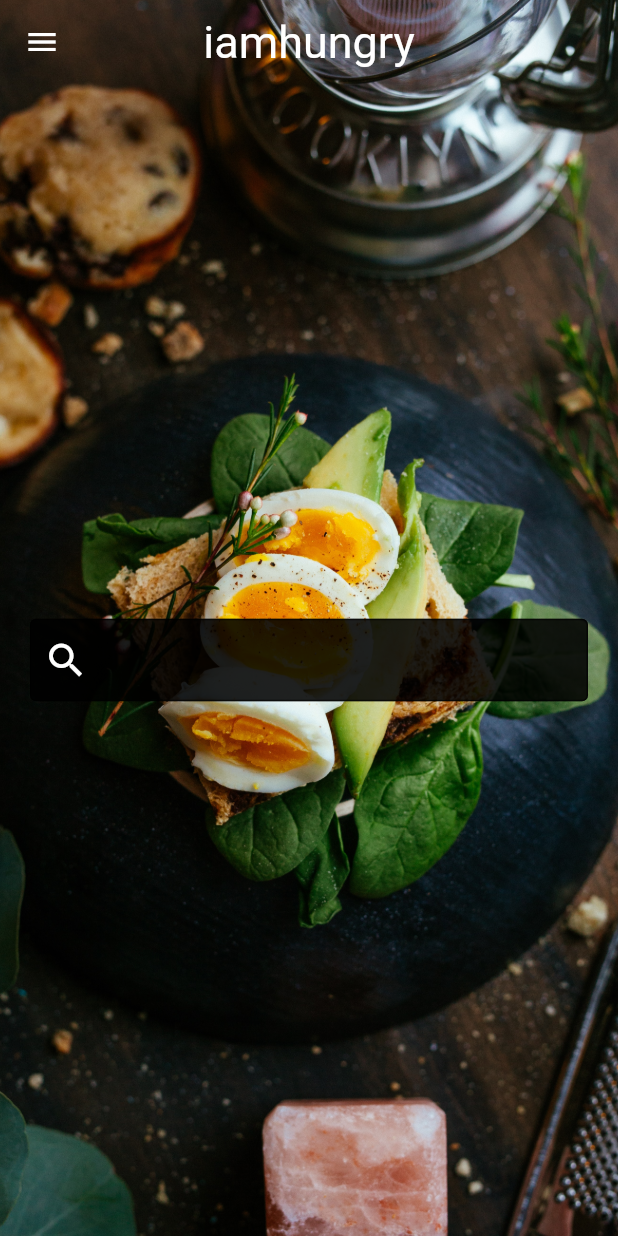
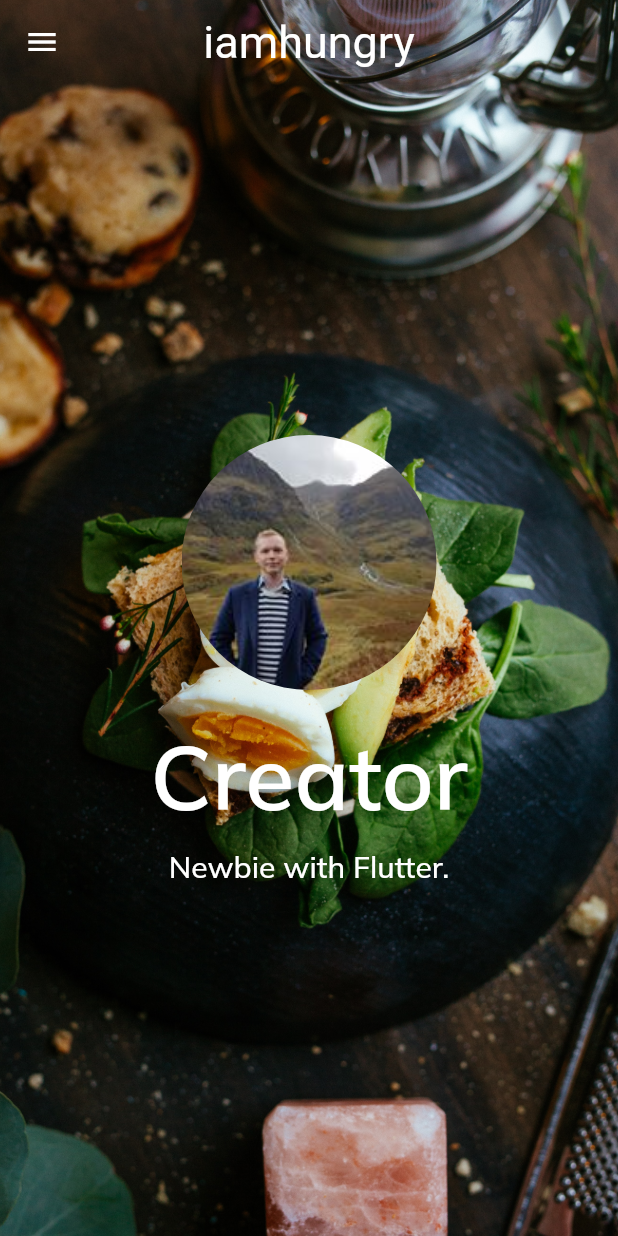
Before and after one commit to robinstrom/iamhungry, a Flutter app: the screen it shows after launch, after a tap on the "menu" icon, on a phone screen of 412 x 824 dp. Run offline on Flutter 3.47's test engine with Material 2 defaults, Android fonts, the phone set to English and light mode, and no system bars; our stand-ins replace google_fonts; Roboto replaces fonts that are missing (Helvetica).

Commit message:
adding about page/route

```diff
--- /dev/null
+++ b/app/lib/AboutWidget.dart
@@ -0,0 +1,94 @@
+import 'package:flutter/material.dart';
+import 'package:flutter/widgets.dart';
+import 'package:google_fonts/google_fonts.dart';
+
+class AboutWidget extends StatefulWidget {
+  @override
+  _AboutWidgetState createState() => _AboutWidgetState();
+}
+
+class _AboutWidgetState extends State<AboutWidget> {
+  @override
+  Widget build(BuildContext context) {
+    return Stack(
+      children: <Widget>[
+        new Container(
+          height: double.infinity,
+          width: double.infinity,
+          decoration: new BoxDecoration(
+            image: new DecorationImage(
+                image: new AssetImage('images/avocado-egg-sandwich.png'),
+                fit: BoxFit.cover),
+          ),
+        ),
+        Scaffold(
+          backgroundColor: Colors.transparent,
+          appBar: new AppBar(
+            leading: IconButton(
+              icon: Icon(Icons.menu),
+              onPressed: () {
+                Navigator.pushNamed(context, "/");
+              },
+            ),
+            title: new Text(
+              'iamhungry',
+              style: TextStyle(
+                  shadows: [
+                    Shadow(
+                      color: Colors.black,
+                      blurRadius: 100.0,
+                    ),
+                  ],
+                  fontSize: 30.0,
+                  fontFamily: 'Helvetica',
+                  fontWeight: FontWeight.w400),
+            ),
+            centerTitle: true,
+            backgroundColor: Colors.transparent,
+            elevation: 0.0,
+          ),
+          body: Column(
+            crossAxisAlignment: CrossAxisAlignment.center,
+            mainAxisAlignment: MainAxisAlignment.center,
+            children: <Widget>[
+              Container(
+                padding: EdgeInsets.only(bottom: 20),
+                child: CircleAvatar(
+                  radius: 85,
+                  backgroundImage: AssetImage('images/profile-pic.jpg'),
+                  backgroundColor: Colors.transparent,
+                ),
+              ),
+              Container(
+                child: Text(
+                  'Creator',
+                style: GoogleFonts.muli(
+                  textStyle: TextStyle(
+                    color: Colors.white),
+                    fontSize: 60,
+                    fontWeight: FontWeight.w600,
+                    ),
+                ),
+              ),
+              Container(
+                padding: EdgeInsets.only(top: 10),
+                child: Text(
+                  'Newbie with Flutter.',
+                style: GoogleFonts.muli(
+                  textStyle: TextStyle(
+                    color: Colors.white),
+                    fontSize: 20,
+                    fontWeight: FontWeight.w500,
+                    ),
+                ),
+              ),
+              Container(
+                width: double.infinity,
+                ),
+            ],
+          ),
+        ),
+      ],
+    );
+  }
+}
--- a/app/lib/HomeWidget.dart
+++ b/app/lib/HomeWidget.dart
@@ -1,6 +1,5 @@
 import 'dart:convert';
 
-import 'package:app/ResultWidget.dart';
 import 'package:flutter/material.dart';
 import 'package:http/http.dart' as http;
 
@@ -28,7 +27,12 @@ class _HomeWidgetState extends State<HomeWidget> {
         Scaffold(
           backgroundColor: Colors.transparent,
           appBar: new AppBar(
-            leading: IconButton(icon: Icon(Icons.menu), onPressed: () {}),
+            leading: IconButton(
+              icon: Icon(Icons.menu),
+              onPressed: () {
+              Navigator.pushNamed(context, "/about");
+            },
+            ),
             title: new Text(
               'iamhungry',
               style: TextStyle(
--- /dev/null
+++ b/app/lib/MyHttpOverrides.dart
@@ -0,0 +1,11 @@
+
+import 'dart:io';
+
+class MyHttpOverrides extends HttpOverrides {
+
+  @override
+  HttpClient createHttpClient(SecurityContext context){
+    return super.createHttpClient(context)
+      ..badCertificateCallback = (X509Certificate cert, String host, int port)=> true;
+  }
+}
--- a/app/lib/ResultWidget.dart
+++ b/app/lib/ResultWidget.dart
@@ -1,6 +1,7 @@
 import 'package:flutter/material.dart';
-import 'HomeRoute.dart';
 import 'package:app/RecipeBasic.dart';
+
+import 'HomeWidget.dart';
 
 class ResultWidget extends StatefulWidget {
 
@@ -32,7 +33,7 @@ class _ResultWidgetState extends State<ResultWidget> {
                 Navigator.push(
                   context,
                   MaterialPageRoute(
-                    builder: (context) => HomeRoute(),
+                    builder: (context) => HomeWidget(),
                   ),
                 );
               },
--- a/app/lib/main.dart
+++ b/app/lib/main.dart
@@ -1,18 +1,10 @@
+import 'package:app/AboutWidget.dart';
 import 'package:app/HomeWidget.dart';
+import 'package:app/MyHttpOverrides.dart';
 import 'package:app/ResultWidget.dart';
 import 'package:flutter/material.dart';
-import 'HomeRoute.dart';
 
 import 'dart:io';
-
-class MyHttpOverrides extends HttpOverrides {
-
-  @override
-  HttpClient createHttpClient(SecurityContext context){
-    return super.createHttpClient(context)
-      ..badCertificateCallback = (X509Certificate cert, String host, int port)=> true;
-  }
-}
 
 void main() {
   HttpOverrides.global = new MyHttpOverrides();
@@ -23,6 +15,7 @@ void main() {
         routes: {
           "/": (context) => HomeWidget(),
           "/result": (context) => ResultWidget(),
+          "/about": (context) => AboutWidget(),
         },
       ),
     );
--- a/app/pubspec.yaml
+++ b/app/pubspec.yaml
@@ -9,7 +9,7 @@ dependencies:
   flutter:
     sdk: flutter
   cupertino_icons: ^0.1.2
-  http: ^0.12.0+2
+  google_fonts: ^0.2.0
 
 dev_dependencies:
   flutter_test:
```
Also changed, not shown: app/images/Baked-Salmon-in-Foil.jpg (deleted), app/images/Crispy-Cauliflower-Tacos.jpg (deleted), app/images/pork.jpg (deleted), app/images/profile-pic.jpg (added), app/images/sausage-kale-gnocchi.jpg (deleted), 12 other files.
